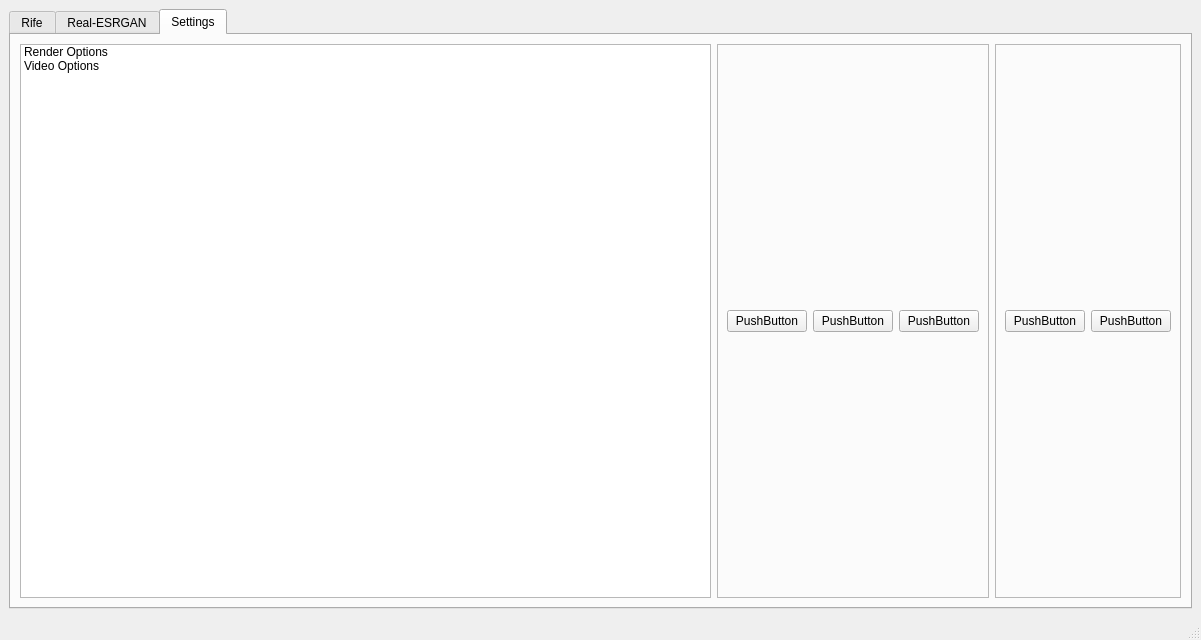
Above: mainwindow.ui from TNTwise/REAL-Video-Enhancer before the change. Below: the same form after it.
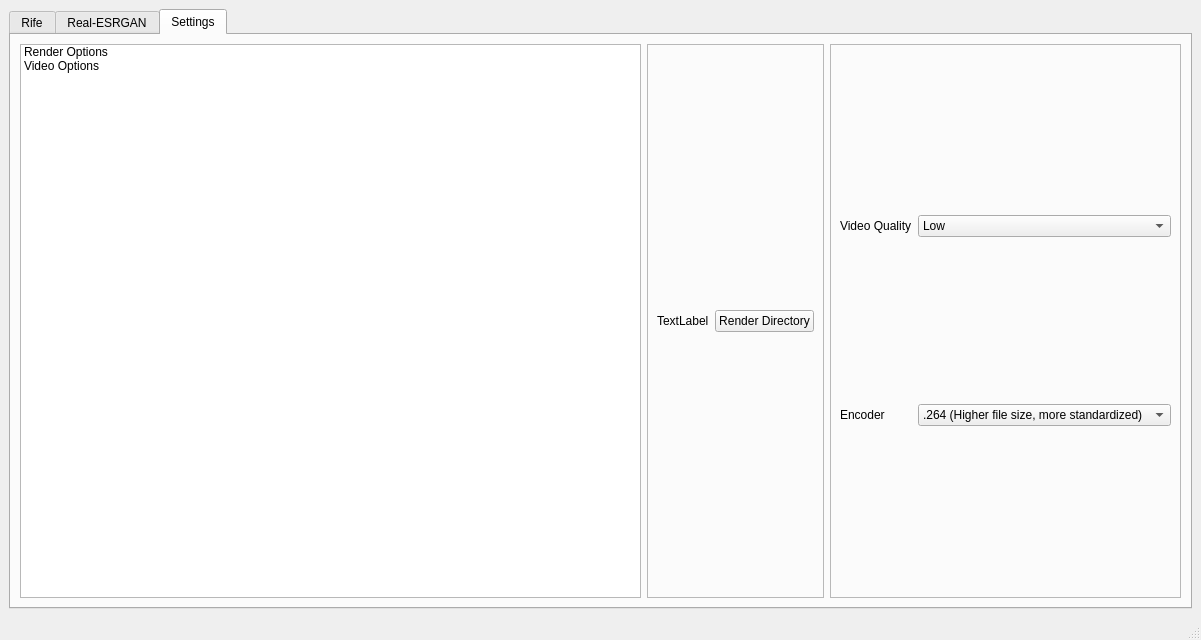
That is the form after the change.

```diff
--- a/mainwindow.ui
+++ b/mainwindow.ui
@@ -253,17 +253,55 @@
                <string>false</string>
               </property>
               <layout class="QGridLayout" name="gridLayout_4">
-               <item row="0" column="1">
-                <widget class="QPushButton" name="pushButton_2">
-                 <property name="text">
-                  <string>PushButton</string>
-                 </property>
-                </widget>
-               </item>
                <item row="0" column="0">
-                <widget class="QPushButton" name="pushButton_7">
+                <widget class="QLabel" name="label">
                  <property name="text">
-                  <string>PushButton</string>
+                  <string>Video Quality</string>
+                 </property>
+                </widget>
+               </item>
+               <item row="0" column="1">
+                <widget class="QComboBox" name="VidQualityCombo">
+                 <item>
+                  <property name="text">
+                   <string>Low</string>
+                  </property>
+                 </item>
+                 <item>
+                  <property name="text">
+                   <string>Medium</string>
+                  </property>
+                 </item>
+                 <item>
+                  <property name="text">
+                   <string>High</string>
+                  </property>
+                 </item>
+                 <item>
+                  <property name="text">
+                   <string>Lossless</string>
+                  </property>
+                 </item>
+                </widget>
+               </item>
+               <item row="1" column="1">
+                <widget class="QComboBox" name="EncoderCombo">
+                 <item>
+                  <property name="text">
+                   <string>.264 (Higher file size, more standardized)</string>
+                  </property>
+                 </item>
+                 <item>
+                  <property name="text">
+                   <string>.265 (Lower file size, less standardized)</string>
+                  </property>
+                 </item>
+                </widget>
+               </item>
+               <item row="1" column="0">
+                <widget class="QLabel" name="label_2">
+                 <property name="text">
+                  <string>Encoder</string>
                  </property>
                 </widget>
                </item>
@@ -279,24 +317,17 @@
                <enum>QFrame::Raised</enum>
               </property>
               <layout class="QGridLayout" name="gridLayout_5">
-               <item row="0" column="2">
-                <widget class="QPushButton" name="pushButton_6">
+               <item row="1" column="3">
+                <widget class="QLabel" name="RenderPathLabel">
                  <property name="text">
-                  <string>PushButton</string>
+                  <string>TextLabel</string>
                  </property>
                 </widget>
                </item>
-               <item row="0" column="1">
-                <widget class="QPushButton" name="pushButton_5">
+               <item row="1" column="4">
+                <widget class="QPushButton" name="RenderDirButton">
                  <property name="text">
-                  <string>PushButton</string>
-                 </property>
-                </widget>
-               </item>
-               <item row="0" column="0">
-                <widget class="QPushButton" name="pushButton_8">
-                 <property name="text">
-                  <string>PushButton</string>
+                  <string>Render Directory</string>
                  </property>
                 </widget>
                </item>
```
